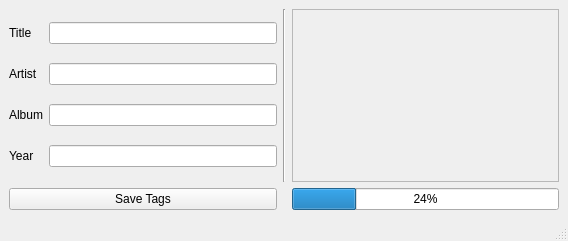
This is app/src/mainwindow.ui in MansTomb/utag as Qt 5 draws it before an edit. The edited form follows.
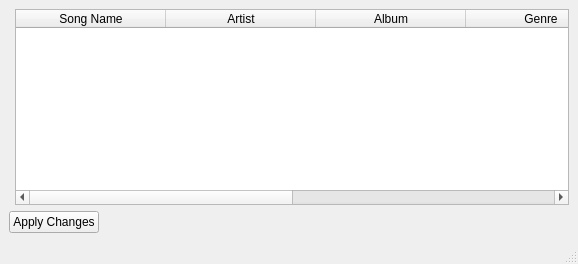
This is the edited form. Custom widgets are drawn as their Qt base class.

Commit message: Rewrite to table, DirectoryProcessing, Editing Items in Table, Deleting from table, Drag and Drop directories to table

```diff
--- a/app/src/mainwindow.ui
+++ b/app/src/mainwindow.ui
@@ -6,8 +6,8 @@
    <rect>
     <x>0</x>
     <y>0</y>
-    <width>568</width>
-    <height>241</height>
+    <width>578</width>
+    <height>264</height>
    </rect>
   </property>
   <property name="windowTitle">
@@ -15,106 +15,99 @@
   </property>
   <widget class="QWidget" name="centralwidget">
    <layout class="QGridLayout" name="gridLayout_2">
-    <item row="1" column="2">
-     <widget class="QProgressBar" name="load_progress">
-      <property name="value">
-       <number>24</number>
-      </property>
-     </widget>
+    <item row="0" column="0">
+     <layout class="QFormLayout" name="formLayout">
+      <item row="1" column="1">
+       <widget class="DropTableWidget" name="tableWidget">
+        <property name="sizePolicy">
+         <sizepolicy hsizetype="Expanding" vsizetype="Expanding">
+          <horstretch>0</horstretch>
+          <verstretch>0</verstretch>
+         </sizepolicy>
+        </property>
+        <property name="editTriggers">
+         <set>QAbstractItemView::DoubleClicked</set>
+        </property>
+        <property name="dragEnabled">
+         <bool>true</bool>
+        </property>
+        <property name="dragDropMode">
+         <enum>QAbstractItemView::DragDrop</enum>
+        </property>
+        <property name="defaultDropAction">
+         <enum>Qt::CopyAction</enum>
+        </property>
+        <property name="selectionMode">
+         <enum>QAbstractItemView::ExtendedSelection</enum>
+        </property>
+        <property name="sortingEnabled">
+         <bool>true</bool>
+        </property>
+        <property name="columnCount">
+         <number>6</number>
+        </property>
+        <attribute name="horizontalHeaderVisible">
+         <bool>true</bool>
+        </attribute>
+        <attribute name="horizontalHeaderCascadingSectionResizes">
+         <bool>false</bool>
+        </attribute>
+        <attribute name="horizontalHeaderDefaultSectionSize">
+         <number>150</number>
+        </attribute>
+        <attribute name="horizontalHeaderStretchLastSection">
+         <bool>true</bool>
+        </attribute>
+        <column>
+         <property name="text">
+          <string>Song Name</string>
+         </property>
+        </column>
+        <column>
+         <property name="text">
+          <string>Artist</string>
+         </property>
+        </column>
+        <column>
+         <property name="text">
+          <string>Album</string>
+         </property>
+        </column>
+        <column>
+         <property name="text">
+          <string>Genre</string>
+         </property>
+        </column>
+        <column>
+         <property name="text">
+          <string>Year</string>
+         </property>
+        </column>
+        <column>
+         <property name="text">
+          <string>FilePath</string>
+         </property>
+        </column>
+       </widget>
+      </item>
+     </layout>
     </item>
-    <item row="0" column="1">
-     <widget class="Line" name="line">
-      <property name="orientation">
-       <enum>Qt::Vertical</enum>
-      </property>
-     </widget>
-    </item>
-    <item row="0" column="2">
-     <widget class="FileDropFrame" name="frame">
+    <item row="2" column="0">
+     <widget class="QPushButton" name="ApplyButton">
       <property name="sizePolicy">
-       <sizepolicy hsizetype="MinimumExpanding" vsizetype="MinimumExpanding">
+       <sizepolicy hsizetype="Fixed" vsizetype="Fixed">
         <horstretch>0</horstretch>
         <verstretch>0</verstretch>
        </sizepolicy>
       </property>
-      <property name="minimumSize">
-       <size>
-        <width>10</width>
-        <height>0</height>
-       </size>
+      <property name="layoutDirection">
+       <enum>Qt::LeftToRight</enum>
       </property>
-      <property name="frameShape">
-       <enum>QFrame::StyledPanel</enum>
-      </property>
-      <property name="frameShadow">
-       <enum>QFrame::Raised</enum>
-      </property>
-      <widget class="DropLabel" name="drop_label" native="true">
-       <property name="geometry">
-        <rect>
-         <x>0</x>
-         <y>0</y>
-         <width>261</width>
-         <height>141</height>
-        </rect>
-       </property>
-      </widget>
-     </widget>
-    </item>
-    <item row="1" column="0">
-     <widget class="QPushButton" name="pushButton">
       <property name="text">
-       <string>Save Tags</string>
+       <string>Apply Changes</string>
       </property>
      </widget>
     </item>
-    <item row="0" column="0">
-     <layout class="QGridLayout" name="gridLayout">
-      <property name="sizeConstraint">
-       <enum>QLayout::SetFixedSize</enum>
-      </property>
-      <item row="1" column="1">
-       <widget class="QLineEdit" name="artist"/>
-      </item>
-      <item row="4" column="1">
-       <widget class="QLineEdit" name="year"/>
-      </item>
-      <item row="4" column="0">
-       <widget class="QLabel" name="label_4">
-        <property name="text">
-         <string>Year</string>
-        </property>
-       </widget>
-      </item>
-      <item row="0" column="1">
-       <widget class="QLineEdit" name="title"/>
-      </item>
-      <item row="0" column="0">
-       <widget class="QLabel" name="label_3">
-        <property name="text">
-         <string>Title</string>
-        </property>
-       </widget>
-      </item>
-      <item row="3" column="1">
-       <widget class="QLineEdit" name="album"/>
-      </item>
-      <item row="3" column="0">
-       <widget class="QLabel" name="label_2">
-        <property name="text">
-         <string>Album</string>
-        </property>
-       </widget>
-      </item>
-      <item row="1" column="0">
-       <widget class="QLabel" name="label">
-        <property name="text">
-         <string>Artist</string>
-        </property>
-       </widget>
-      </item>
-     </layout>
-    </item>
    </layout>
   </widget>
   <widget class="QMenuBar" name="menubar">
@@ -131,16 +124,9 @@
  </widget>
  <customwidgets>
   <customwidget>
-   <class>FileDropFrame</class>
-   <extends>QFrame</extends>
-   <header>filedropframe.h</header>
-   <container>1</container>
-  </customwidget>
-  <customwidget>
-   <class>DropLabel</class>
-   <extends>QWidget</extends>
-   <header>droplabel.h</header>
-   <container>1</container>
+   <class>DropTableWidget</class>
+   <extends>QTableWidget</extends>
+   <header>droptablewidget.h</header>
   </customwidget>
  </customwidgets>
  <resources/>
```
Left out of the diff: 4 changed lines with no effect on the pictures. The commit also changes 17 other files.
